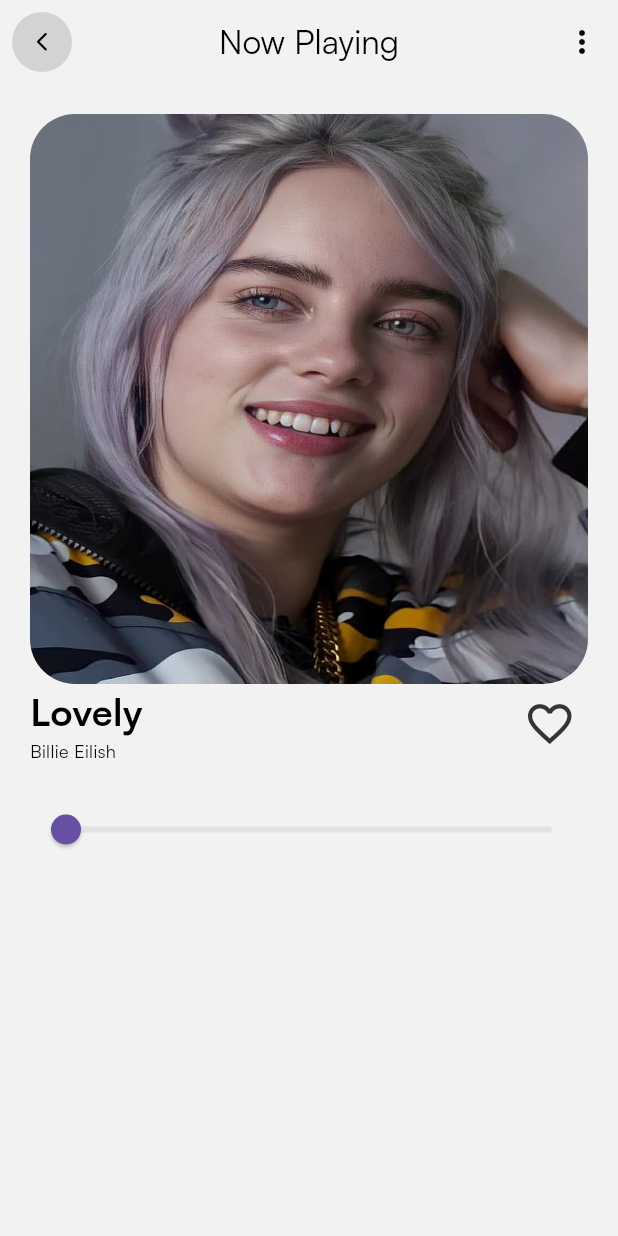
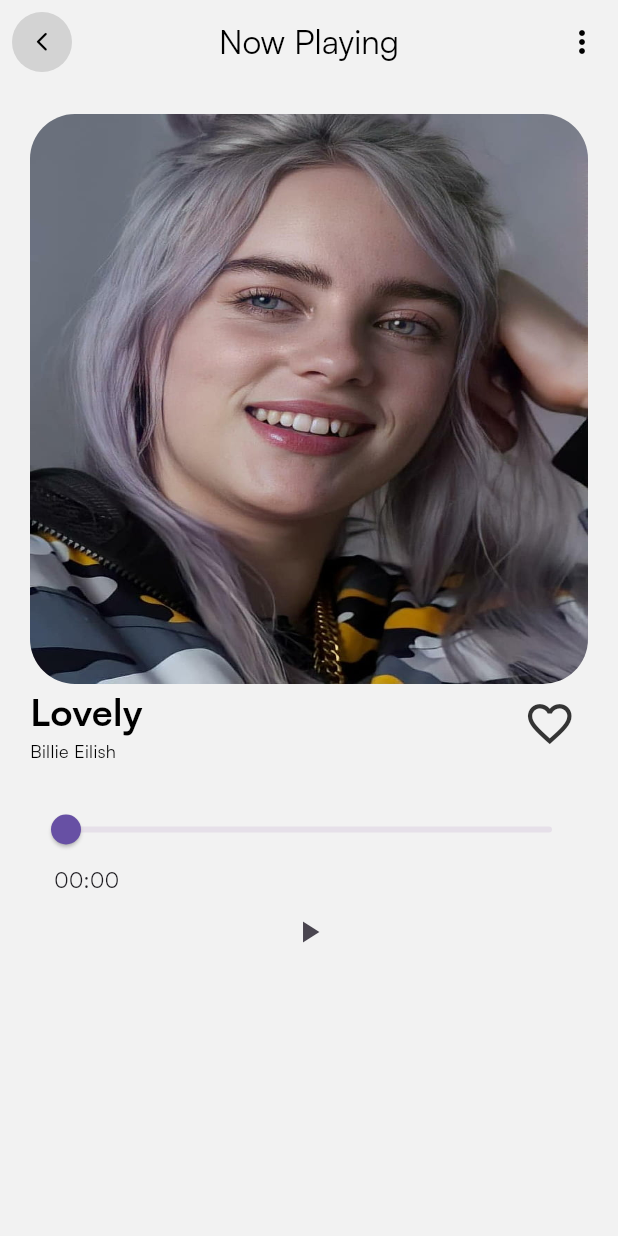
Before and after one commit to Ruhan130/SpotifyCloneUsingFlutter, a Flutter app: the screen it shows after launch, after a tap on "Lovely", on a phone screen of 412 x 824 dp. Run offline on Flutter 3.47's test engine with Material 3 defaults, Android fonts, the phone set to English and light mode, and no system bars; our stand-ins replace bloc, dartz, firebase_auth, firebase_core, flutter_bloc, flutter_svg and 3 more; accounts and stored records are empty.

Commit message:
faceing errors

```diff
--- a/lib/core/config/assets/app_music.dart
+++ b/lib/core/config/assets/app_music.dart
@@ -1,6 +1,6 @@
 class AppMusic {
 
-  static const String basePath = 'assets/audio' ;
+  static const String basePath = 'assets/audio/' ;
   static const String lovely_by_billi = '${basePath}lovely.mp3';
   static const String one_dance_drake = '${basePath}one_dance.mp3';
   static const String perfect_ed_sheeran = '${basePath}perfect.mp3';
--- a/lib/main.dart
+++ b/lib/main.dart
@@ -36,7 +36,7 @@ class MyApp extends StatelessWidget {
       providers: [
         BlocProvider(create: (_) => ThemeCubit(),),
 
-        // ChangeNotifierProvider(create: (_) => Newsongprovider()),
+
       ],
       child: BlocBuilder<ThemeCubit, ThemeMode>(
         builder: (context, mode) => MaterialApp(
--- a/lib/presentation/Home/model/new_songsection.dart
+++ b/lib/presentation/Home/model/new_songsection.dart
@@ -20,7 +20,7 @@ class SongEntity {
       name: map['name'] ?? '',
       title: map['title'] ?? '',
       image: map['image'] ?? '',
-      audio: map['image'] ?? '',
+      audio: map['audio'] ?? '',
     );
   }
 }
--- a/lib/presentation/song-player/bloc/song_player_cubmit.dart
+++ b/lib/presentation/song-player/bloc/song_player_cubmit.dart
@@ -1,6 +1,6 @@
 import 'package:flutter_bloc/flutter_bloc.dart';
 import 'package:just_audio/just_audio.dart';
-import 'package:project/core/config/assets/app_music.dart';
+
 import 'package:project/presentation/Home/model/new_songsection.dart';
 import 'package:project/presentation/song-player/bloc/song_player_state.dart';
 
--- a/lib/presentation/song-player/song_player.dart
+++ b/lib/presentation/song-player/song_player.dart
@@ -1,16 +1,69 @@
+// ignore_for_file: public_member_api_docs, sort_constructors_first
 import 'package:flutter/material.dart';
-import 'package:flutter_bloc/flutter_bloc.dart';
+import 'package:just_audio/just_audio.dart';
 import 'package:project/common/helper/isDark.dart';
 import 'package:project/common/widgets/Basic_appbar.dart';
 import 'package:project/common/widgets/customTextWiget.dart';
+import 'package:project/core/config/assets/app_music.dart';
 import 'package:project/core/config/theme/app_color.dart';
 import 'package:project/presentation/Home/model/new_songsection.dart';
-import 'package:project/presentation/song-player/bloc/song_player_cubmit.dart';
-import 'package:project/presentation/song-player/bloc/song_player_state.dart';
 
-class SongPlayer extends StatelessWidget {
+class SongPlayer extends StatefulWidget {
   final SongEntity songEntity;
-  const SongPlayer({super.key, required this.songEntity});
+  const SongPlayer({
+    Key? key,
+    required this.songEntity,
+  }) : super(key: key);
+
+  @override
+  State<SongPlayer> createState() => _SongPlayerState();
+}
+
+class _SongPlayerState extends State<SongPlayer> {
+  final audioPlayer = AudioPlayer();
+  bool isPlaying = false;
+  Duration duration = Duration.zero;
+  Duration position = Duration.zero;
+
+ String formatDuration(Duration duration) {
+  final minutes = duration.inMinutes.remainder(60);
+  final seconds = duration.inSeconds.remainder(60);
+  return "${minutes.toString().padLeft(2, '0')}:${seconds.toString().padLeft(2, '0')}";
+}
+
+
+  void handlePlayPause() {
+  setState(() {
+    if (audioPlayer.playing) {
+      audioPlayer.pause();
+    } else {
+      audioPlayer.play();
+    }
+  });
+}
+
+
+  void handleSeek(double value) {
+    audioPlayer.seek(
+      Duration(
+        seconds: value.toInt(),
+      ),
+    );
+  }
+
+  @override
+  void initState() {
+    super.initState();
+    audioPlayer.setAsset(AppMusic.lovely_by_billi);
+
+    audioPlayer.positionStream.listen((p) {
+      setState(() => position = p);
+    });
+
+    audioPlayer.positionStream.listen((d) {
+      setState(() => duration = d!);
+    });
+  }
 
   @override
   Widget build(BuildContext context) {
@@ -29,18 +82,18 @@ class SongPlayer extends StatelessWidget {
           ),
         ),
       ),
-      body:  BlocProvider( create: (_) => SongPlayerCubmit(songEntity)..loadSong(songList),
-        child: SingleChildScrollView(
+      body: SingleChildScrollView(
         child: Padding(
           padding: const EdgeInsets.symmetric(horizontal: 20, vertical: 20),
           child: Column(
             children: [
               _songs(context, songList),
               _songDetail(context, songList),
-                const SizedBox(height: 20,),
+              const SizedBox(
+                height: 20,
+              ),
               _songPlayer(context)
             ],
-            ),
           ),
         ),
       ),
@@ -57,7 +110,7 @@ class SongPlayer extends StatelessWidget {
           fit: BoxFit.fill,
           filterQuality: FilterQuality.high,
           image: AssetImage(
-            songEntity.image,
+            widget.songEntity.image,
           ),
         ),
       ),
@@ -72,13 +125,13 @@ class SongPlayer extends StatelessWidget {
           crossAxisAlignment: CrossAxisAlignment.start,
           children: [
             CustomTextwiget(
-              text: songEntity.name, // Accessing song.name
+              text: widget.songEntity.name, // Accessing song.name
               color: context.isDarkMode ? Colors.black : Colors.white,
               fontWeight: FontWeight.bold,
               textFontsize: 25,
             ),
             CustomTextwiget(
-              text: songEntity.title, // Accessing song.title
+              text: widget.songEntity.title, // Accessing song.title
               color: context.isDarkMode ? Colors.black : Colors.white,
               textFontsize: 12,
             ),
@@ -97,29 +150,30 @@ class SongPlayer extends StatelessWidget {
   }
 
   Widget _songPlayer(BuildContext context) {
-    return BlocBuilder<SongPlayerCubmit, SongPlayerState>(
-        builder: (context, State){
-      if (State is SongPlayerLoaded) {
     return Column(
       children: [
         Slider(
-                value: context
-                    .read<SongPlayerCubmit>()
-                    .songPosition
-                    .inSeconds
-                    .toDouble(),
-                min: 0.0,
-                max: context
-                    .read<SongPlayerCubmit>()
-                    .songDuration
-                    .inSeconds
-                    .toDouble(),
-                onChanged: (value) {})
+          max: duration.inSeconds.toDouble(),
+          min: 0,
+          value: position.inSeconds.toDouble(),
+          onChanged: handleSeek,
+        ),
+        Padding(
+          padding: const EdgeInsets.symmetric(horizontal: 16),
+          child: Row(
+            mainAxisAlignment: MainAxisAlignment.spaceBetween,
+            children: [
+              Text(
+                formatDuration(position),
+              ),
+            ],
+          ),
+        ),
+        IconButton(
+          onPressed: handlePlayPause,
+          icon: Icon(audioPlayer.playing ? Icons.pause : Icons.play_arrow),
+        ),
       ],
     );
   }
-      return Container();
-    },
-    );
 }
-}
```
Also changed, not shown: pubspec.yaml (line endings or trailing spaces). Lines whose indentation alone changed are shown as unchanged.
